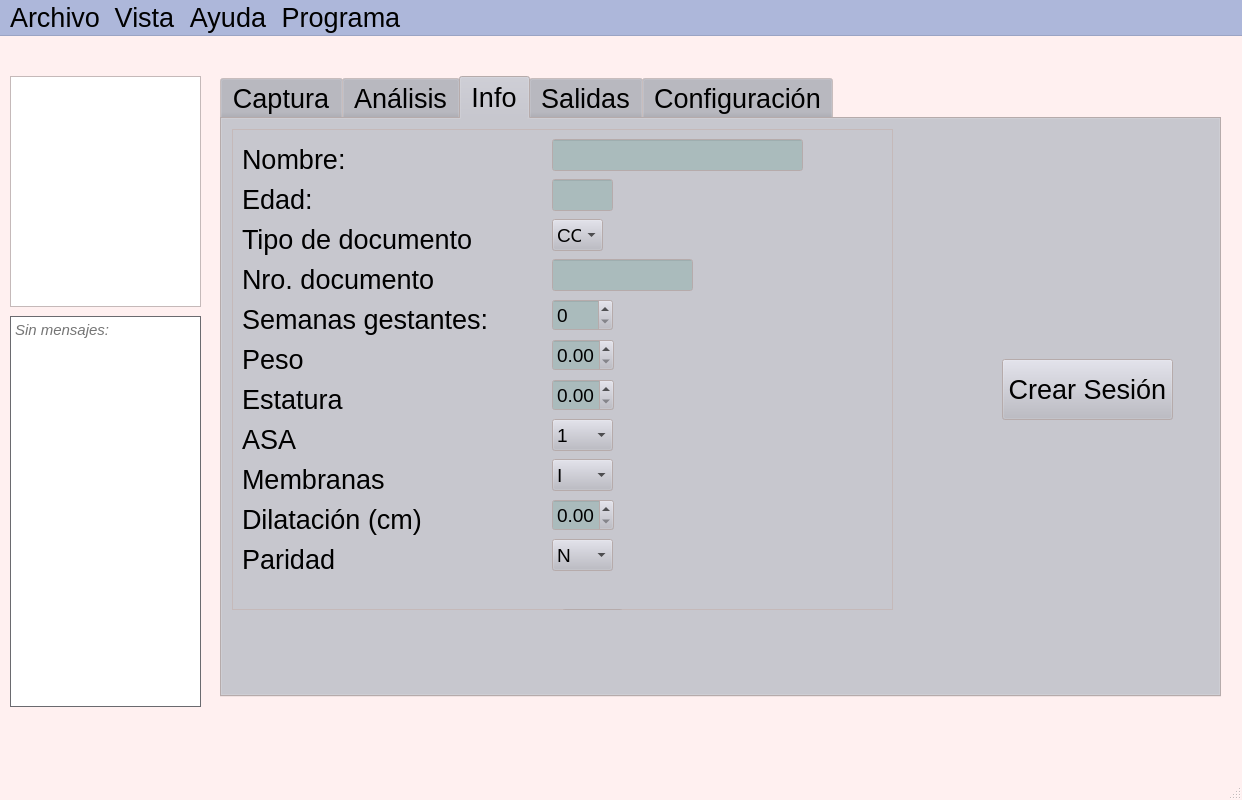
The window that form.ui (blotero/FEET-GUI) describes before a commit, drawn with Qt 5.
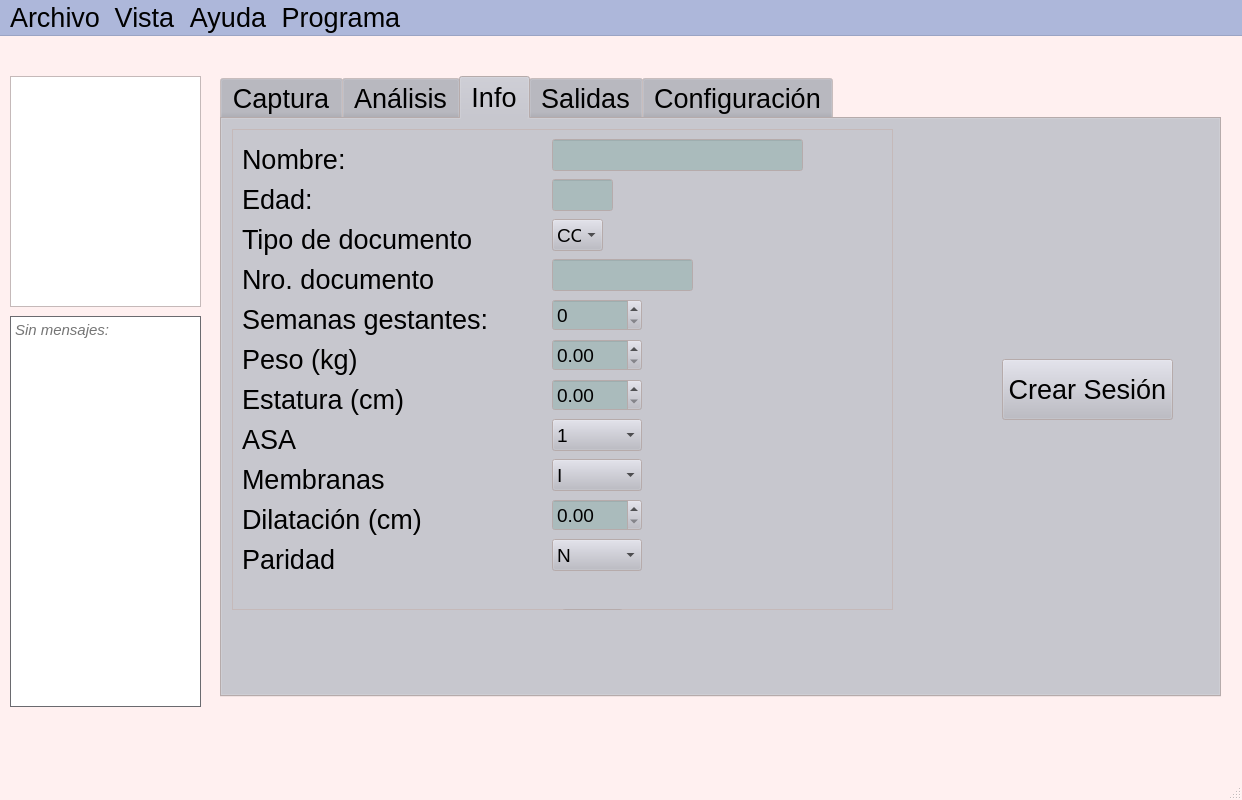
The same window after the commit. The open tabs and pages were chosen to show the change. Icons and pictures are not drawn.

Diff of the .ui file:
```diff
--- a/form.ui
+++ b/form.ui
@@ -2364,7 +2364,7 @@
         </rect>
        </property>
        <property name="text">
-        <string>Peso</string>
+        <string>Peso (kg)</string>
        </property>
       </widget>
       <widget class="QLineEdit" name="heightField_3">
@@ -2454,7 +2454,7 @@
         </rect>
        </property>
        <property name="text">
-        <string>Estatura</string>
+        <string>Estatura (cm)</string>
        </property>
       </widget>
       <widget class="QLabel" name="label_23">
@@ -2520,7 +2520,7 @@
         <rect>
          <x>320</x>
          <y>170</y>
-         <width>61</width>
+         <width>90</width>
          <height>32</height>
         </rect>
        </property>
@@ -2535,7 +2535,7 @@
         <rect>
          <x>320</x>
          <y>210</y>
-         <width>62</width>
+         <width>90</width>
          <height>32</height>
         </rect>
        </property>
@@ -2544,13 +2544,16 @@
          <pointsize>14</pointsize>
         </font>
        </property>
+       <property name="maximum">
+        <double>500.000000000000000</double>
+       </property>
       </widget>
       <widget class="QDoubleSpinBox" name="heightField">
        <property name="geometry">
         <rect>
          <x>320</x>
          <y>250</y>
-         <width>62</width>
+         <width>90</width>
          <height>32</height>
         </rect>
        </property>
@@ -2559,6 +2562,9 @@
          <pointsize>14</pointsize>
         </font>
        </property>
+       <property name="maximum">
+        <double>300.000000000000000</double>
+       </property>
       </widget>
       <widget class="QLabel" name="label_24">
        <property name="geometry">
@@ -2578,7 +2584,7 @@
         <rect>
          <x>320</x>
          <y>330</y>
-         <width>61</width>
+         <width>90</width>
          <height>32</height>
         </rect>
        </property>
@@ -2629,7 +2635,7 @@
         <rect>
          <x>320</x>
          <y>410</y>
-         <width>61</width>
+         <width>90</width>
          <height>32</height>
         </rect>
        </property>
@@ -2654,7 +2660,7 @@
         <rect>
          <x>320</x>
          <y>290</y>
-         <width>61</width>
+         <width>90</width>
          <height>32</height>
         </rect>
        </property>
@@ -2694,7 +2700,7 @@
         <rect>
          <x>320</x>
          <y>370</y>
-         <width>62</width>
+         <width>90</width>
          <height>32</height>
         </rect>
        </property>
```
